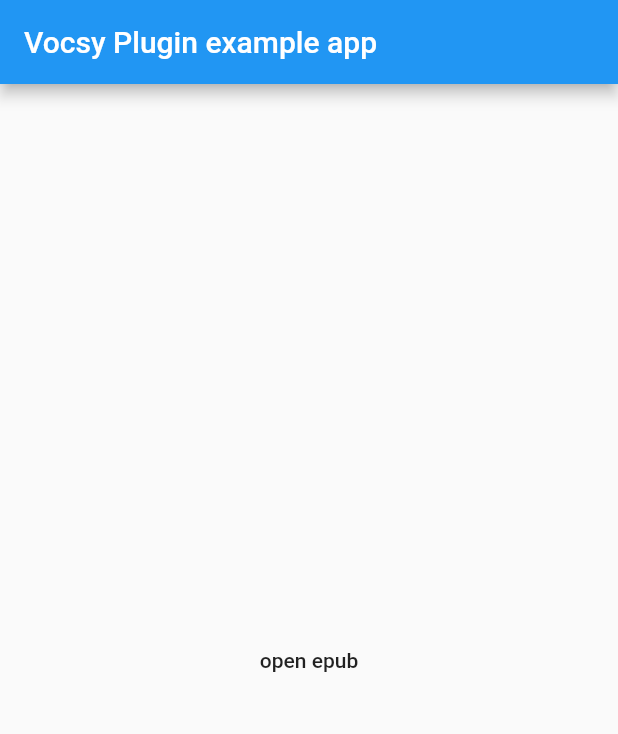
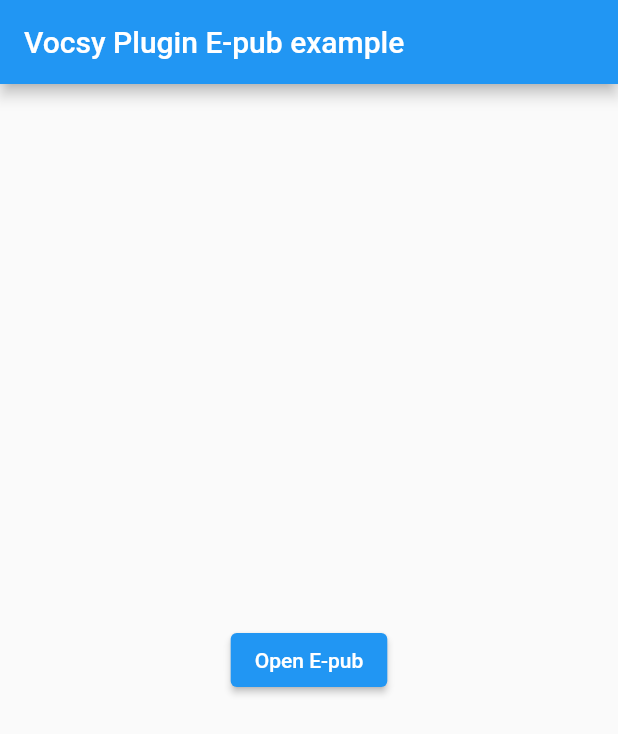
Before and after one commit to kaushikgodhani/vocsy_epub_viewer, a Flutter app: the screen it shows after launch, on a phone screen of 412 x 824 dp. Shown: the top 734 px of the screen. Run offline on Flutter 3.47's test engine with Material 2 defaults, Android fonts, the phone set to English and light mode, and no system bars; our stand-ins replace dio, permission_handler; network calls fail.

Commit message:
Update Package

```diff
--- a/example/lib/main.dart
+++ b/example/lib/main.dart
@@ -28,7 +28,6 @@ class _MyAppState extends State<MyApp> {
 
   download() async {
     if (Platform.isAndroid || Platform.isIOS) {
-      print('download');
       await downloadFile();
     } else {
       loading = false;
@@ -38,33 +37,32 @@ class _MyAppState extends State<MyApp> {
   @override
   Widget build(BuildContext context) {
     return MaterialApp(
+      debugShowCheckedModeBanner: false,
       home: Scaffold(
         appBar: AppBar(
-          title: const Text('Vocsy Plugin example app'),
+          title: const Text('Vocsy Plugin E-pub example'),
         ),
         body: Center(
           child: loading
               ? CircularProgressIndicator()
-              : FlatButton(
+              : ElevatedButton(
                   onPressed: () async {
-                    Directory appDocDir =
-                        await getApplicationDocumentsDirectory();
-                    print('$appDocDir');
-
+                    Directory appDocDir = await getApplicationDocumentsDirectory();
                     String iosBookPath = '${appDocDir.path}/chair.epub';
                     print(iosBookPath);
                     String androidBookPath = 'file:///android_asset/3.epub';
                     EpubViewer.setConfig(
-                        themeColor: Theme.of(context).primaryColor,
-                        identifier: "iosBook",
-                        scrollDirection: EpubScrollDirection.ALLDIRECTIONS,
-                        allowSharing: true,
-                        enableTts: true,
-                        nightMode: true);
+                      themeColor: Theme.of(context).primaryColor,
+                      identifier: "iosBook",
+                      scrollDirection: EpubScrollDirection.ALLDIRECTIONS,
+                      allowSharing: true,
+                      enableTts: true,
+                      nightMode: true,
+                    );
 
                     // get current locator
                     EpubViewer.locatorStream.listen((locator) {
-                      print('LOCATOR: ${locator}');
+                      print('LOCATOR: $locator');
                     });
 
                     EpubViewer.open(
@@ -73,12 +71,9 @@ class _MyAppState extends State<MyApp> {
                         "bookId": "2239",
                         "href": "/OEBPS/ch06.xhtml",
                         "created": 1539934158390,
-                        "locations": {
-                          "cfi": "epubcfi(/0!/4/4[simple_book]/2/2/6)"
-                        }
+                        "locations": {"cfi": "epubcfi(/0!/4/4[simple_book]/2/2/6)"}
                       }),
                     );
-
                     // await EpubViewer.openAsset(
                     //   'assets/4.epub',
                     //   lastLocation: EpubLocator.fromJson({
@@ -91,9 +86,7 @@ class _MyAppState extends State<MyApp> {
                     //   }),
                     // );
                   },
-                  child: Container(
-                    child: Text('open epub'),
-                  ),
+                  child: Text('Open E-pub'),
                 ),
         ),
       ),
@@ -101,8 +94,6 @@ class _MyAppState extends State<MyApp> {
   }
 
   Future downloadFile() async {
-    print('download1');
-
     if (await Permission.storage.isGranted) {
       await Permission.storage.request();
       await startDownload();
@@ -112,13 +103,10 @@ class _MyAppState extends State<MyApp> {
   }
 
   startDownload() async {
-    Directory? appDocDir = Platform.isAndroid
-        ? await getExternalStorageDirectory()
-        : await getApplicationDocumentsDirectory();
+    Directory? appDocDir = Platform.isAndroid ? await getExternalStorageDirectory() : await getApplicationDocumentsDirectory();
 
     String path = appDocDir!.path + '/chair.epub';
     File file = File(path);
-//    await file.delete();
 
     if (!File(path).existsSync()) {
       await file.create();
@@ -129,7 +117,6 @@ class _MyAppState extends State<MyApp> {
         deleteOnError: true,
         onReceiveProgress: (receivedBytes, totalBytes) {
           print((receivedBytes / totalBytes * 100).toStringAsFixed(0));
-          //Check if download is complete and close the alert dialog
           if (receivedBytes == totalBytes) {
             loading = false;
             setState(() {
--- a/example/pubspec.yaml
+++ b/example/pubspec.yaml
@@ -9,9 +9,9 @@ dependencies:
   flutter:
     sdk: flutter
   cupertino_icons: ^0.1.2
-  permission_handler: ^7.1.0
-  dio: ^4.0.0
-  path_provider: ^2.0.1
+  permission_handler: ^10.2.0
+  dio: ^4.0.6
+  path_provider: ^2.0.11
 
 dev_dependencies:
   flutter_test:
--- a/pubspec.yaml
+++ b/pubspec.yaml
@@ -11,8 +11,8 @@ environment:
 dependencies:
   flutter:
     sdk: flutter
-  path_provider: ^2.0.1
-  path: ^1.8.0
+  path_provider: ^2.0.11
+  path: ^1.8.2
 
 dev_dependencies:
   flutter_test:
```
Also changed, not shown: example/pubspec.lock, pubspec.lock, 5 other files.
